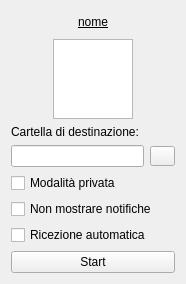
Before: the Qt Designer form UserInterface/startui.ui in Claudiaf26/Network_sharing, drawn with Qt 5.
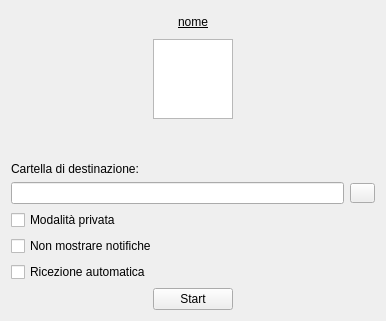
After: the same form once the commit is applied.

Patch:
```diff
--- a/UserInterface/startui.ui
+++ b/UserInterface/startui.ui
@@ -6,8 +6,8 @@
    <rect>
     <x>0</x>
     <y>0</y>
-    <width>186</width>
-    <height>274</height>
+    <width>386</width>
+    <height>321</height>
    </rect>
   </property>
   <property name="windowTitle">
@@ -60,6 +60,19 @@
      </property>
     </widget>
    </item>
+   <item>
+    <spacer name="verticalSpacer">
+     <property name="orientation">
+      <enum>Qt::Vertical</enum>
+     </property>
+     <property name="sizeHint" stdset="0">
+      <size>
+       <width>20</width>
+       <height>40</height>
+      </size>
+     </property>
+    </spacer>
+   </item>
    <item>
     <layout class="QVBoxLayout" name="verticalLayout">
      <item>
@@ -134,8 +147,14 @@
      </property>
     </widget>
    </item>
-   <item>
+   <item alignment="Qt::AlignHCenter">
     <widget class="QPushButton" name="startButton">
+     <property name="maximumSize">
+      <size>
+       <width>100</width>
+       <height>16777215</height>
+      </size>
+     </property>
      <property name="text">
       <string>Start</string>
      </property>
```
